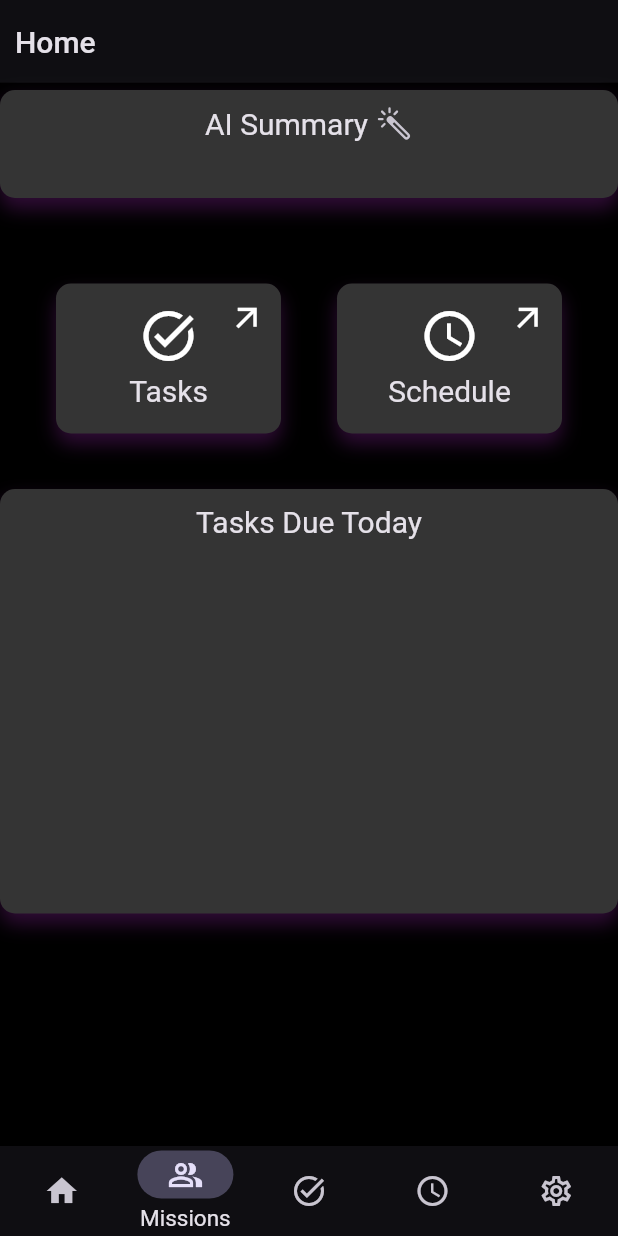
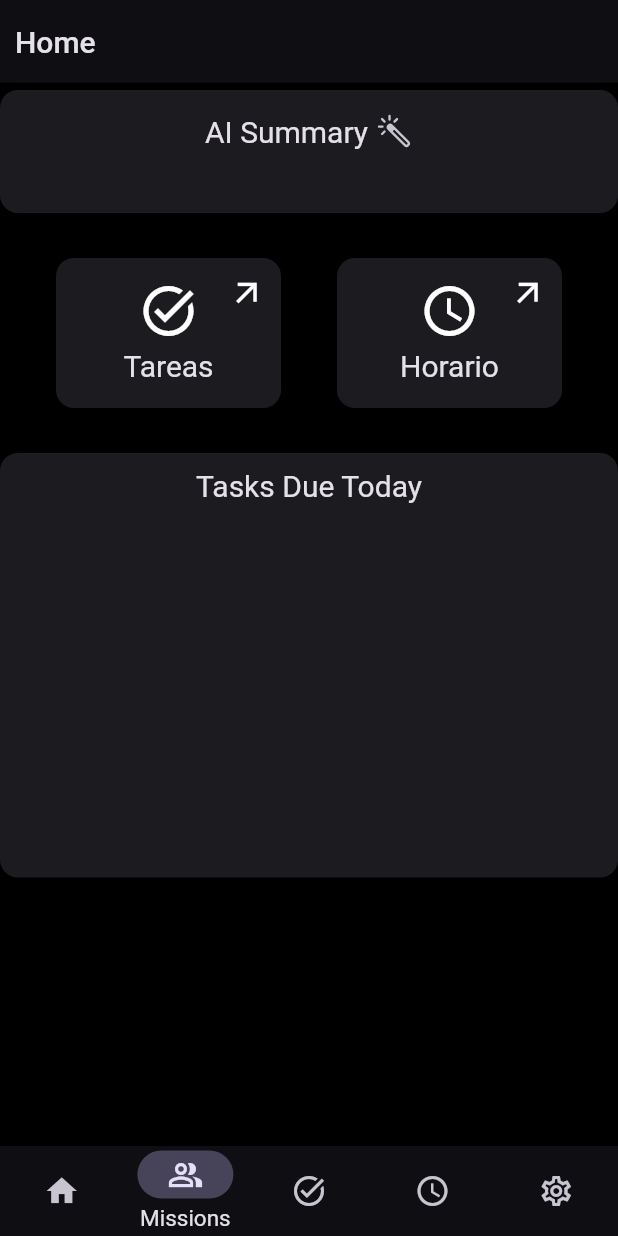
Before and after one commit to Laesx/ark_tasks, a Flutter app: the screen it shows after launch, item 2 of the bottom bar chosen, on a phone screen of 412 x 824 dp. Run offline on Flutter 3.47's test engine with Material 3 defaults, Android fonts, the light colour scheme and no system bars; our stand-ins replace go_router, hive, ionicons, shared_preferences, sqflite; missing offline and left inert: choice, dart_openai; accounts and stored records are empty; Roboto replaces fonts that are missing (Rubik).

Commit message:
Changed hardcoded containers to Cards

```diff
--- a/lib/modules/home/home_provider.dart
+++ b/lib/modules/home/home_provider.dart
@@ -8,11 +8,11 @@ enum HomeTab {
   settings;
 
   String get title => switch (this) {
-        home => 'Home',
+        home => 'Inicio',
         missions => 'Missions',
-        tasks => 'Tasks',
-        schedule => 'Schedule',
-        settings => 'Settings',
+        tasks => 'Tareas',
+        schedule => 'Horario',
+        settings => 'Opciones',
       };
 
   IconData get iconData => switch (this) {
--- a/lib/modules/home/home_view.dart
+++ b/lib/modules/home/home_view.dart
@@ -93,18 +93,7 @@ class HomeSomething extends StatelessWidget {
             ShortcutButton(tabCtrl: tabCtrl, index: 3)
           ]),
           SizedBox(height: 30),
-          Container(
-              decoration: BoxDecoration(
-                  // TODO: Remove this color and use the theme color
-                  color: const Color.fromARGB(255, 52, 52, 52),
-                  borderRadius: Consts.borderRadiusMin,
-                  boxShadow: [
-                    BoxShadow(
-                      color: Colors.purple.withOpacity(0.3),
-                      offset: Offset(0, 7),
-                      blurRadius: 10,
-                    )
-                  ]),
+          Card(
               child: Column(
             children: [
               SizedBox(height: 10),
@@ -129,18 +118,7 @@ class ShortcutButton extends StatelessWidget {
       child: Container(
         width: 150,
         height: 100,
-        margin: const EdgeInsets.only(top: 7, bottom: 7),
-        decoration: BoxDecoration(
-            // TODO: Remove this color and use the theme color
-            color: const Color.fromARGB(255, 52, 52, 52),
-            borderRadius: Consts.borderRadiusMin,
-            boxShadow: [
-              BoxShadow(
-                color: Colors.purple.withOpacity(0.3),
-                offset: Offset(0, 7),
-                blurRadius: 10,
-              )
-            ]),
+        child: Card(
           child: Stack(
             alignment: Alignment.center,
             children: [
@@ -159,8 +137,10 @@ class ShortcutButton extends StatelessWidget {
               Positioned(
                   right: 10,
                   top: 10,
-                child: Icon(Icons.arrow_outward_outlined, color: Colors.white))
+                  child:
+                      Icon(Icons.arrow_outward_outlined, color: Colors.white))
             ],
+          ),
         ),
       ),
     );
--- a/lib/modules/tasks/task_summary_card.dart
+++ b/lib/modules/tasks/task_summary_card.dart
@@ -16,22 +16,10 @@ class _TaskSummaryCardState extends State<TaskSummaryCard> {
   Widget build(BuildContext context) {
     final provider = context.watch<AiService>();
 
-    return Container(
-      width: double.infinity,
-      margin: EdgeInsets.only(top: 30, bottom: 50),
-      decoration: BoxDecoration(
-          // TODO: Remove this color and use the theme color
-          color: const Color.fromARGB(255, 52, 52, 52),
-          borderRadius: Consts.borderRadiusMin,
-          boxShadow: [
-            BoxShadow(
-              color: Colors.purple.withOpacity(0.3),
-              offset: Offset(0, 7),
-              blurRadius: 10,
-            )
-          ]),
+    return Card(
+      margin: EdgeInsets.only(top: 30, bottom: 30),
       child: Padding(
-        padding: const EdgeInsets.all(10.0),
+        padding: const EdgeInsets.all(15.0),
         child: Column(
           children: [
             const Row(
```
Also changed, not shown: lib/modules/schedule/schedule_card.dart (+9 -24 lines), lib/modules/tasks/task_card.dart (+26 -26 lines). Lines whose indentation alone changed are shown as unchanged.
